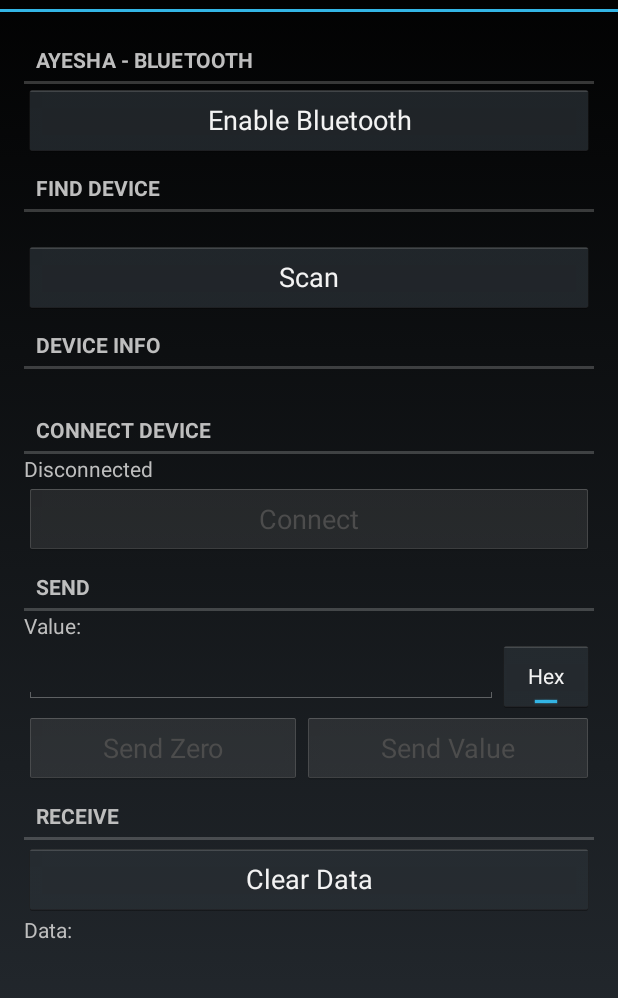
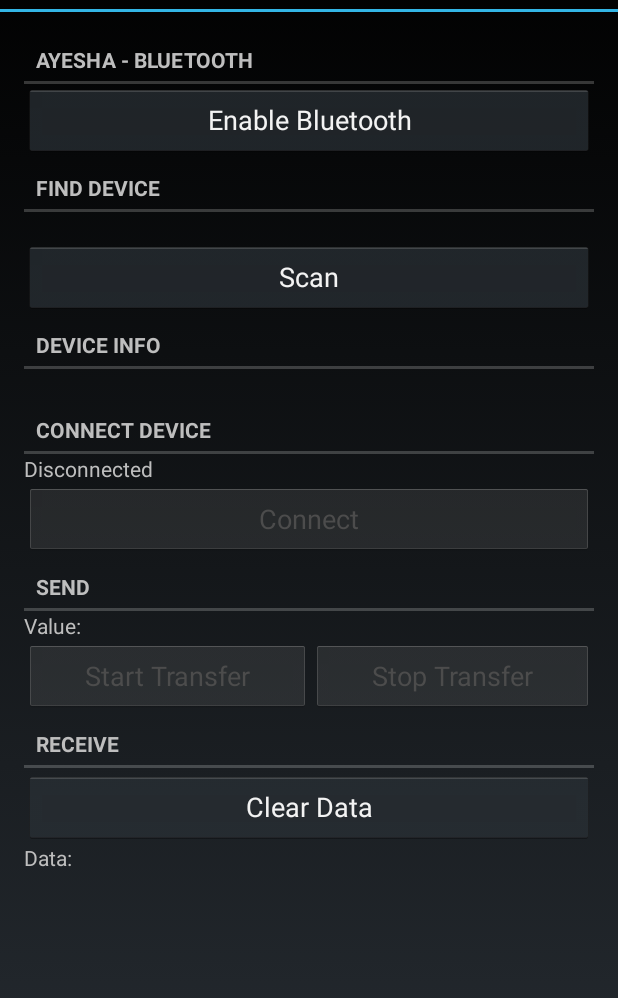
Before and after one commit to nsaquib/BLE_Proximity_Network, an Android app: the screen it shows after launch (MainActivity), on a phone screen of 412 x 824 dp, the part 60-1058 px from its top. Run offline under Robolectric (Android 15) with nearby library versions, the phone set to English and light mode, and no system bars.

Commit message:
Added transfer signals

```diff
--- a/apps/BulkDataTransferApp/src/main/java/com/lannbox/rfduinotest/MainActivity.java
+++ b/apps/BulkDataTransferApp/src/main/java/com/lannbox/rfduinotest/MainActivity.java
@@ -151,25 +151,11 @@ public class MainActivity extends Activity implements BluetoothAdapter.LeScanCal
             }
         });
 
-        // Send
-        valueEdit = (EditData) findViewById(R.id.value);
-        valueEdit.setImeOptions(EditorInfo.IME_ACTION_SEND);
-        valueEdit.setOnEditorActionListener(new TextView.OnEditorActionListener() {
-            @Override
-            public boolean onEditorAction(TextView v, int actionId, KeyEvent event) {
-                if (actionId == EditorInfo.IME_ACTION_SEND) {
-                    sendValueButton.callOnClick();
-                    return true;
-                }
-                return false;
-            }
-        });
-
         sendZeroButton = (Button) findViewById(R.id.sendZero);
         sendZeroButton.setOnClickListener(new View.OnClickListener() {
             @Override
             public void onClick(View v) {
-                rfduinoService.send(new byte[]{0});
+                rfduinoService.send(new byte[]{1});
             }
         });
 
@@ -177,7 +163,7 @@ public class MainActivity extends Activity implements BluetoothAdapter.LeScanCal
         sendValueButton.setOnClickListener(new View.OnClickListener() {
             @Override
             public void onClick(View v) {
-                rfduinoService.send(valueEdit.getData());
+                rfduinoService.send(new byte[]{0});
             }
         });
 
--- a/apps/BulkDataTransferApp/src/main/res/layout/activity_main.xml
+++ b/apps/BulkDataTransferApp/src/main/res/layout/activity_main.xml
@@ -100,12 +100,6 @@
             android:text="Value:"
             android:id="@+id/textView6" />
 
-        <view
-            class="com.lannbox.rfduinotest.EditData"
-            android:layout_width="match_parent"
-            android:layout_height="wrap_content"
-            android:id="@+id/value" />
-
         <LinearLayout
             android:orientation="horizontal"
             android:layout_width="fill_parent"
@@ -115,7 +109,7 @@
             <Button
                 android:layout_width="wrap_content"
                 android:layout_height="wrap_content"
-                android:text="Send Zero"
+                android:text="Start Transfer"
                 android:id="@+id/sendZero"
                 android:layout_weight="1"
                 android:enabled="false" />
@@ -123,7 +117,7 @@
             <Button
                 android:layout_width="wrap_content"
                 android:layout_height="wrap_content"
-                android:text="Send Value"
+                android:text="Stop Transfer"
                 android:id="@+id/sendValue"
                 android:layout_weight="1"
                 android:enabled="false" />
```
Also changed, not shown: 18 other files.
